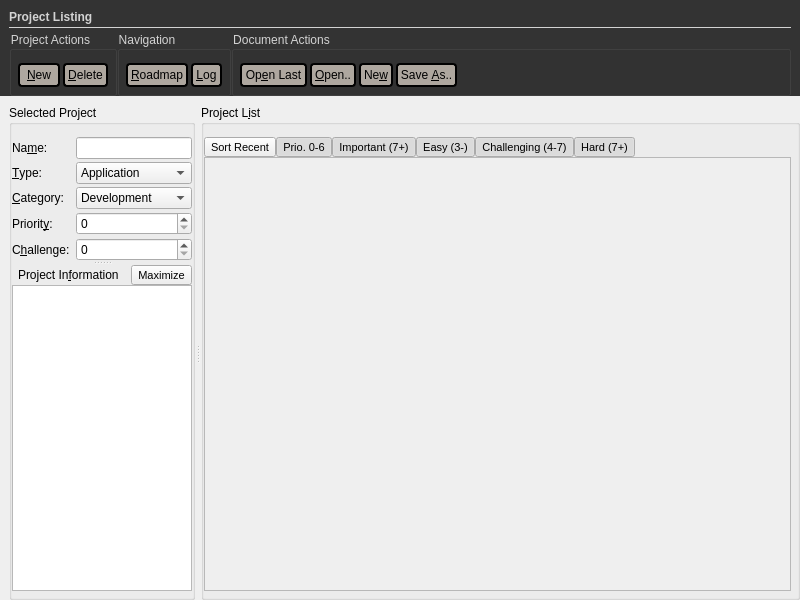
Above: forms/project2.ui from skriticos/nelia1 before the change. Below: the same form after it.
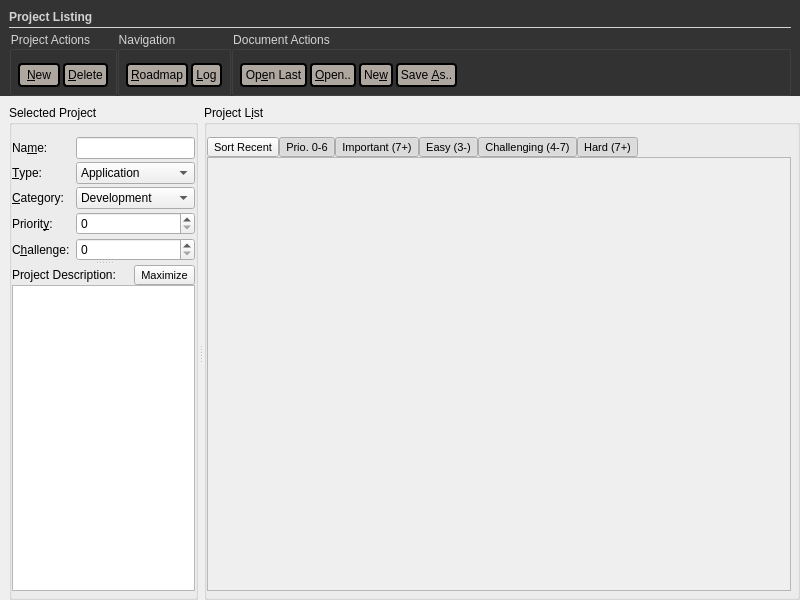
That is the form after the change.

Commit message:
added roadmap widget (new style)
fixed some minor stuff with the other widgets

Patch:
```diff
--- a/forms/project2.ui
+++ b/forms/project2.ui
@@ -708,22 +708,6 @@
                 </property>
                </widget>
               </item>
-              <item row="0" column="1">
-               <widget class="QLabel" name="label_6">
-                <property name="sizePolicy">
-                 <sizepolicy hsizetype="Maximum" vsizetype="Preferred">
-                  <horstretch>0</horstretch>
-                  <verstretch>0</verstretch>
-                 </sizepolicy>
-                </property>
-                <property name="text">
-                 <string>Project In&amp;formation</string>
-                </property>
-                <property name="buddy">
-                 <cstring>text_project_info</cstring>
-                </property>
-               </widget>
-              </item>
               <item row="0" column="3">
                <widget class="QToolButton" name="btn_info_max">
                 <property name="enabled">
@@ -745,6 +729,22 @@
                 </property>
                </widget>
               </item>
+              <item row="0" column="0">
+               <widget class="QLabel" name="label_6">
+                <property name="sizePolicy">
+                 <sizepolicy hsizetype="Maximum" vsizetype="Preferred">
+                  <horstretch>0</horstretch>
+                  <verstretch>0</verstretch>
+                 </sizepolicy>
+                </property>
+                <property name="text">
+                 <string>Project Description:</string>
+                </property>
+                <property name="buddy">
+                 <cstring>text_project_info</cstring>
+                </property>
+               </widget>
+              </item>
              </layout>
             </widget>
            </widget>
```
Left out of the diff: 78 changed lines with no effect on the pictures. The commit also changes 2 other files.
